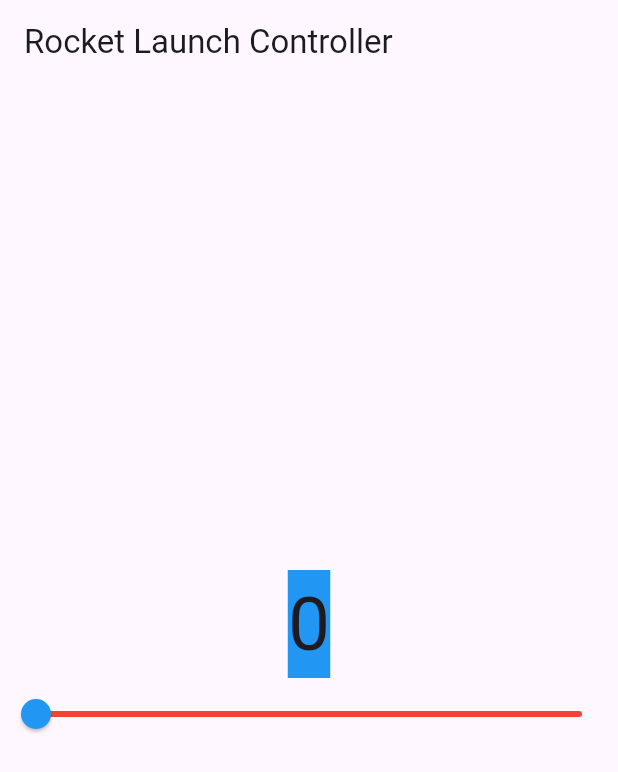
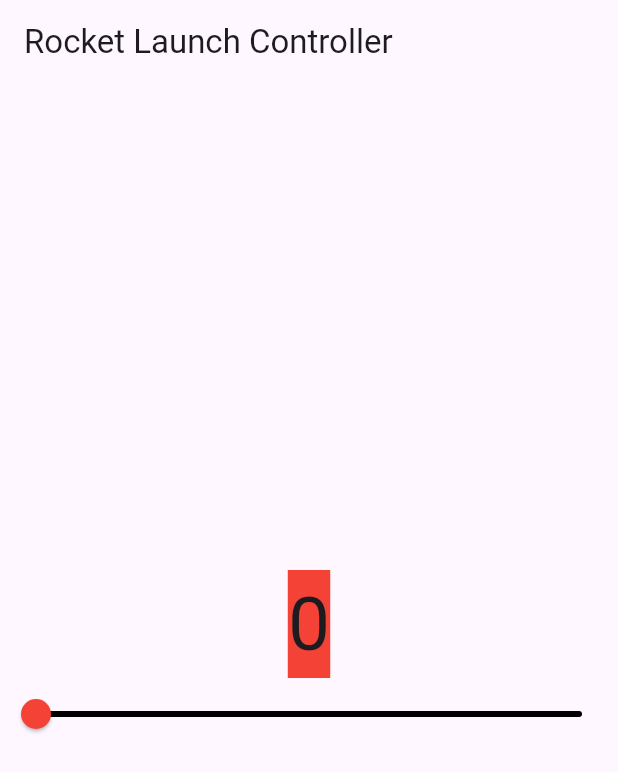
Before and after one commit to JashThakkar/rocket_launcher, a Flutter app: the screen it shows after launch, on a phone screen of 412 x 824 dp. Shown: the top 772 px of the screen. Run offline on Flutter 3.47's test engine with Material 3 defaults, Android fonts, the light colour scheme and no system bars.

Commit message:
color updating based on text

```diff
--- a/lib/main.dart
+++ b/lib/main.dart
@@ -25,6 +25,16 @@
 }
 
 class _CounterWidgetState extends State<CounterWidget> {
+  Color _getActiveColor() {
+    if (_counter <= 30) {
+      return Colors.red;
+    } else if (_counter <= 70) {
+      return Colors.yellow;
+    } else {
+      return Colors.green;
+    }
+  }
+
 //set counter value
   int _counter = 0;
   @override
@@ -39,7 +49,7 @@
         children: [
           Center(
             child: Container(
-              color: Colors.blue,
+color: _getActiveColor(),
               child: Text(
 //to displays current number
                 '$_counter',
@@ -56,8 +66,8 @@
                 _counter = value.toInt();
               });
             },
-            activeColor: Colors.blue,
-            inactiveColor: Colors.red,
+            activeColor: _getActiveColor(),
+            inactiveColor: Colors.black,
           ),
         ],
       ),
```
